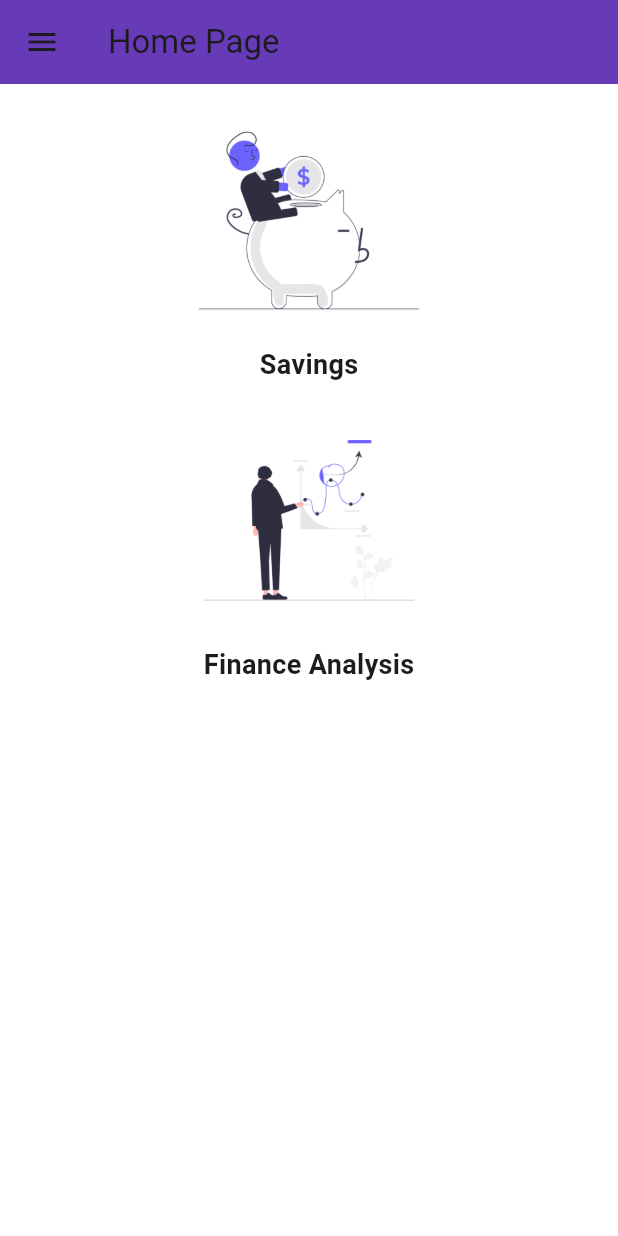
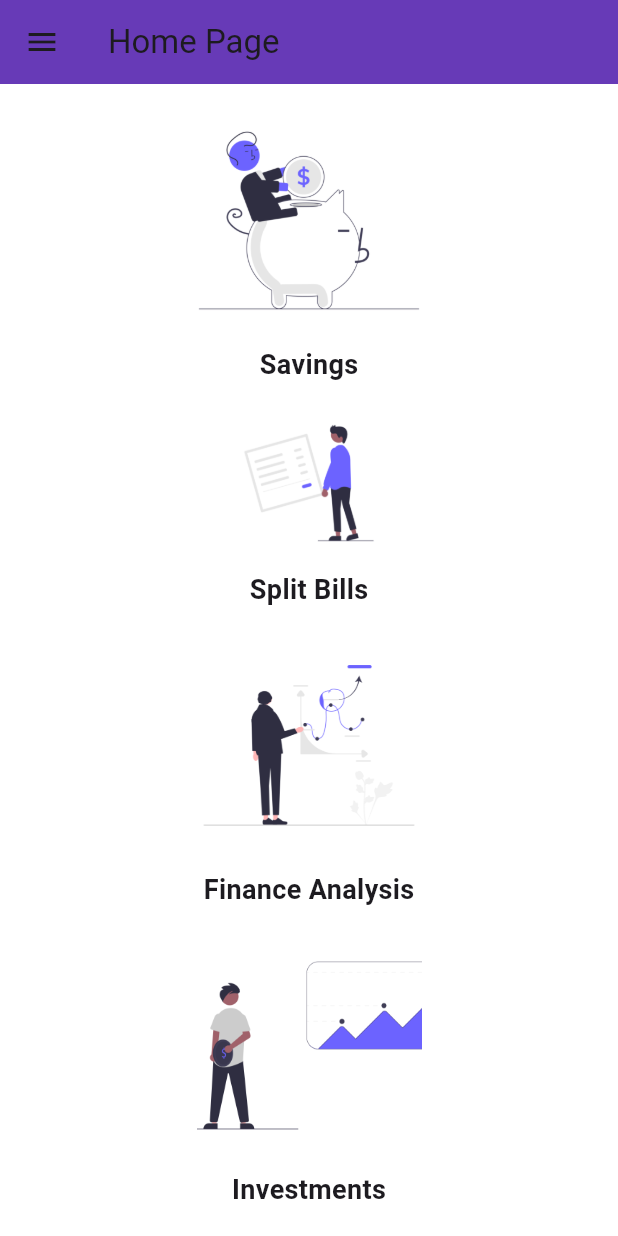
Before and after one commit to NiyatiBisht08/MoneyMinder, a Flutter app: the HomePage screen opened by its route, after a tap on "Finance Analysis", on a phone screen of 412 x 824 dp. Run offline on Flutter 3.47's test engine with Material 3 defaults, Android fonts, the light colour scheme and no system bars; network calls fail.

Commit message:
MoneyMinder

```diff
--- a/flutter_application_1/lib/pages/home_page.dart
+++ b/flutter_application_1/lib/pages/home_page.dart
@@ -1,8 +1,81 @@
-// ignore_for_file: prefer_const_literals_to_create_immutables, prefer_const_constructors
-
 import 'package:flutter/material.dart';
 import 'package:flutter_application_1/Widgets/drawer.dart';
-import 'package:flutter_application_1/pages/login_page.dart'; // Import your login page
+import 'package:flutter_application_1/pages/login_page.dart';
+
+class ImageWidget extends StatelessWidget {
+  final String imagePath;
+  final String title;
+
+  const ImageWidget({required this.imagePath, required this.title});
+
+  @override
+  Widget build(BuildContext context) {
+    return InkWell(
+      onTap: () {
+        // Handle onTap for the image if needed
+        if (title == 'Savings') {
+          Navigator.push(
+            context,
+            MaterialPageRoute(builder: (context) => LoginPage()),
+          );
+        } else if (title == 'Finance Analysis') {
+          // Handle onTap for "Finance Analysis" image if needed
+        } else if (title == 'Investments') {
+          // Handle onTap for "Investment Logo" image if needed
+        }
+      },
+      child: Column(
+        children: [
+          Ink.image(
+            image: AssetImage(imagePath),
+            width: 150,
+            height: 150,
+            fit: BoxFit.cover,
+          ),
+          SizedBox(
+            height: 8,
+          ),
+          Text(
+            title,
+            style: TextStyle(fontSize: 18, fontWeight: FontWeight.bold),
+          ),
+        ],
+      ),
+    );
+  }
+}
+
+class SplitBillsWidget extends StatelessWidget {
+  @override
+  Widget build(BuildContext context) {
+    return Column(
+      mainAxisAlignment:
+          MainAxisAlignment.center, // Center the content vertically
+      crossAxisAlignment:
+          CrossAxisAlignment.center, // Center the content horizontally
+      children: [
+        InkWell(
+          onTap: () {
+            // Handle onTap for "Split Bills" image if needed
+          },
+          child: Ink.image(
+            image: AssetImage("assets/images/split_bill.png"),
+            width: 100,
+            height: 100,
+            fit: BoxFit.cover,
+          ),
+        ),
+        SizedBox(
+          height: 8,
+        ),
+        Text(
+          'Split Bills',
+          style: TextStyle(fontSize: 18, fontWeight: FontWeight.bold),
+        ),
+      ],
+    );
+  }
+}
 
 class HomePage extends StatelessWidget {
   @override
@@ -16,77 +89,23 @@ class HomePage extends StatelessWidget {
       drawer: MyDrawer(),
       body: Padding(
         padding: const EdgeInsets.all(16.0),
-        child: Column(
-          crossAxisAlignment: CrossAxisAlignment.start,
+        child: ListView(
           children: [
-            // Images aligned at the center with onTap gesture
-            InkWell(
-              onTap: () {
-                // Navigate to the login page when the "Savings" image is tapped
-                Navigator.push(
-                  context,
-                  MaterialPageRoute(builder: (context) => LoginPage()),
-                );
-              },
-              child: Align(
-                alignment:
-                    Alignment.center, // Align the "Savings" image to the center
-                child: Column(
-                  children: [
-                    Ink.image(
-                      image: AssetImage(
-                        "assets/images/saving_logo.png",
-                      ),
-                      width: 150,
-                      height: 150,
-                      fit: BoxFit.cover,
-                    ),
-                    SizedBox(
-                        height:
-                            8), // Add space between "Savings" image and text
-                    Text(
-                      'Savings',
-                      style:
-                          TextStyle(fontSize: 18, fontWeight: FontWeight.bold),
-                    ),
-                  ],
-                ),
-              ),
+            ImageWidget(
+              imagePath: "assets/images/saving_logo.png",
+              title: 'Savings',
             ),
-            SizedBox(height: 16), // Add some space between the images
-            InkWell(
-              onTap: () {
-                // Handle onTap for "Finance Analysis" image if needed
-              },
-              child: Align(
-                alignment: Alignment
-                    .center, // Align the "Finance Analysis" image to the center
-                child: Column(
-                  children: [
-                    Ink.image(
-                      image: AssetImage(
-                        "assets/images/Finance_Analysis.png",
-                      ),
-                      width: 150,
-                      height: 150,
-                      fit: BoxFit.cover,
-                    ),
-                    SizedBox(
-                        height:
-                            8), // Add space between "Finance Analysis" image and text
-                    Text(
-                      'Finance Analysis',
-                      style:
-                          TextStyle(fontSize: 18, fontWeight: FontWeight.bold),
-                    ),
-                  ],
-                ),
-              ),
+            SizedBox(height: 16),
+            SplitBillsWidget(),
+            SizedBox(height: 16),
+            ImageWidget(
+              imagePath: "assets/images/Finance_Analysis.png",
+              title: 'Finance Analysis',
             ),
-            SizedBox(height: 16), // Add some space between the images and text
-            // Text and other content on the right
-            Column(
-              crossAxisAlignment: CrossAxisAlignment.start,
+            SizedBox(height: 16),
+            ImageWidget(
+              imagePath: "assets/images/investment_logo.png",
+              title: 'Investments',
             ),
           ],
         ),
--- a/flutter_application_1/lib/widgets/drawer.dart
+++ b/flutter_application_1/lib/widgets/drawer.dart
@@ -37,13 +37,17 @@ class MyDrawer extends StatelessWidget {
                 title: Text("Profile", style: TextStyle(color: Colors.white)),
               ),
               ListTile(
+                leading: Icon(CupertinoIcons.money_pound, color: Colors.white),
+                title: Text("Wallet", style: TextStyle(color: Colors.white)),
+              ),
+              ListTile(
                 leading: Icon(CupertinoIcons.mail, color: Colors.white),
                 title: Text("Mail", style: TextStyle(color: Colors.white)),
               ),
               ListTile(
                 leading: Icon(CupertinoIcons.settings, color: Colors.white),
                 title: Text("Settings", style: TextStyle(color: Colors.white)),
-              )
+              ),
             ],
           )),
     );
```
Also changed, not shown: flutter_application_1/assets/images/investment_logo.png (added), flutter_application_1/assets/images/split_bill.png (added).
